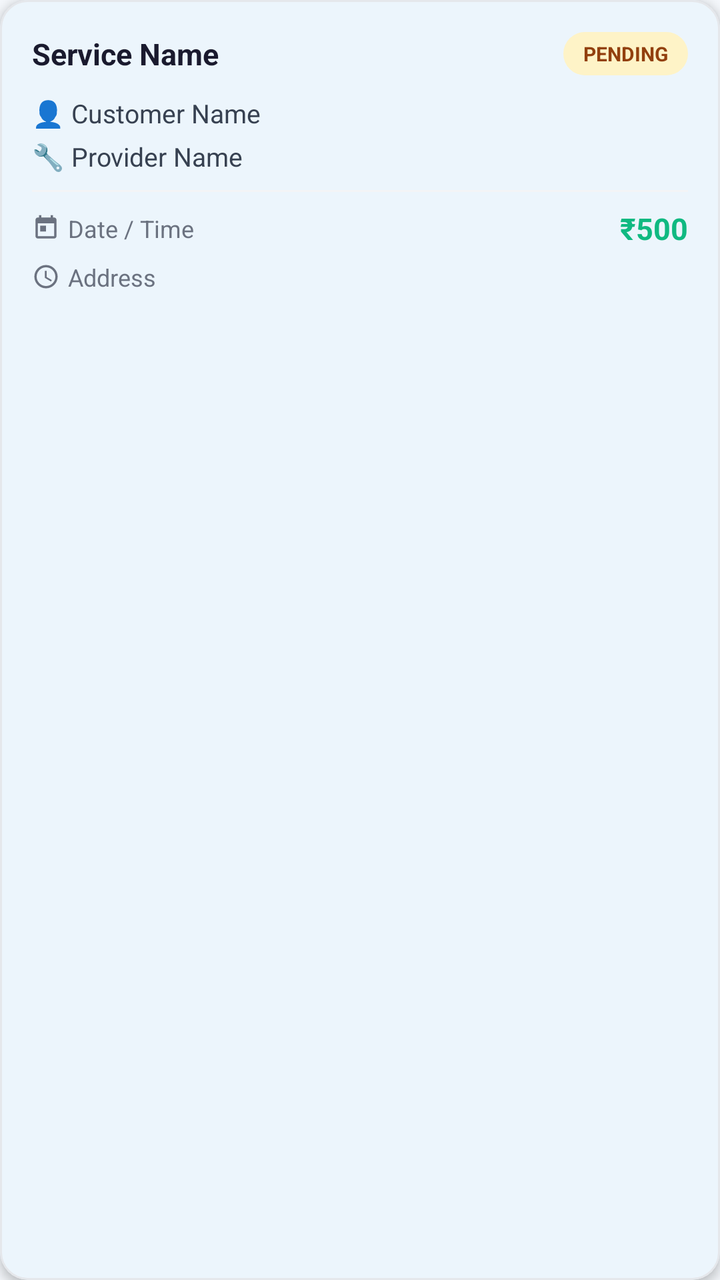
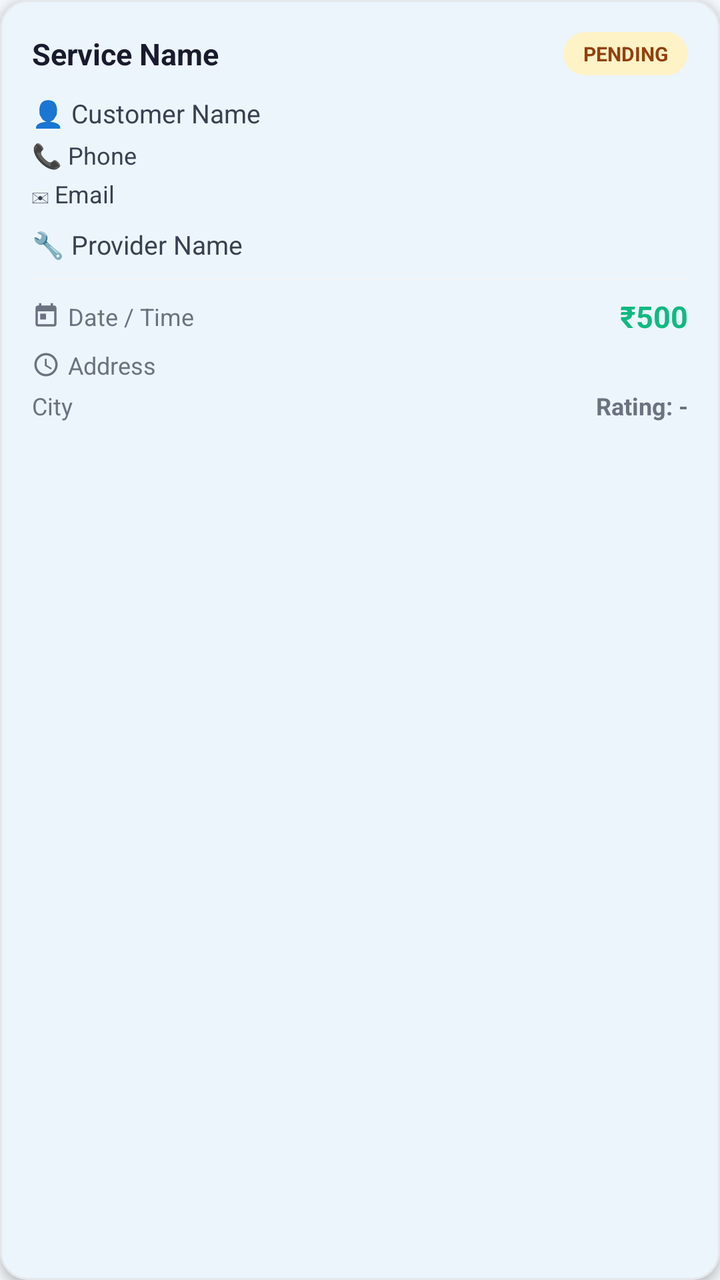

Two renders of the same Android screen: before a commit and after it. Below are the layout's source before the change and the commit's diff.
<!-- AndroidManifest.xml: application theme Theme.QuickFix -->
<!-- res/layout/item_admin_booking_card.xml -->
<?xml version="1.0" encoding="utf-8"?>
<com.google.android.material.card.MaterialCardView
    xmlns:android="http://schemas.android.com/apk/res/android"
    xmlns:app="http://schemas.android.com/apk/res-auto"
    android:layout_width="match_parent"
    android:layout_height="wrap_content"
    android:layout_marginStart="16dp"
    android:layout_marginEnd="16dp"
    android:layout_marginTop="6dp"
    android:layout_marginBottom="6dp"
    app:cardCornerRadius="14dp"
    app:cardElevation="3dp"
    android:clickable="true"
    android:focusable="true"
    android:foreground="?attr/selectableItemBackground">

    <LinearLayout
        android:layout_width="match_parent"
        android:layout_height="wrap_content"
        android:orientation="vertical"
        android:padding="16dp">

        
        <LinearLayout
            android:layout_width="match_parent"
            android:layout_height="wrap_content"
            android:orientation="horizontal"
            android:gravity="center_vertical"
            android:layout_marginBottom="10dp">

            <TextView
                android:id="@+id/tvServiceName"
                android:layout_width="0dp"
                android:layout_height="wrap_content"
                android:layout_weight="1"
                android:text="Service Name"
                android:textColor="@color/text_primary"
                android:textSize="15sp"
                android:textStyle="bold"
                android:maxLines="1"
                android:ellipsize="end" />

            <TextView
                android:id="@+id/tvStatus"
                android:layout_width="wrap_content"
                android:layout_height="wrap_content"
                android:paddingHorizontal="10dp"
                android:paddingVertical="4dp"
                android:text="PENDING"
                android:textSize="10sp"
                android:textStyle="bold"
                android:backgroundTint="#FEF3C7"
                android:background="@drawable/bg_status_pending"
                android:textColor="#92400E" />

        </LinearLayout>

        
        <TextView
            android:id="@+id/tvCategory"
            android:layout_width="wrap_content"
            android:layout_height="wrap_content"
            android:paddingHorizontal="8dp"
            android:paddingVertical="2dp"
            android:text="Plumbing"
            android:textSize="11sp"
            android:textColor="#3B82F6"
            android:background="@drawable/bg_chip_blue"
            android:layout_marginBottom="10dp"
            android:visibility="gone" />

        
        <TextView
            android:id="@+id/tvCustomerName"
            android:layout_width="match_parent"
            android:layout_height="wrap_content"
            android:text="👤 Customer Name"
            android:textColor="#374151"
            android:textSize="13sp"
            android:layout_marginBottom="4dp" />

        
        <TextView
            android:id="@+id/tvProviderName"
            android:layout_width="match_parent"
            android:layout_height="wrap_content"
            android:text="🔧 Provider Name"
            android:textColor="#374151"
            android:textSize="13sp"
            android:layout_marginBottom="8dp" />

        
        <View
            android:layout_width="match_parent"
            android:layout_height="1dp"
            android:background="#F3F4F6"
            android:layout_marginBottom="8dp" />

        
        <LinearLayout
            android:layout_width="match_parent"
            android:layout_height="wrap_content"
            android:orientation="horizontal"
            android:gravity="center_vertical"
            android:layout_marginBottom="6dp">

            <ImageView
                android:layout_width="14dp"
                android:layout_height="14dp"
                android:src="@drawable/ic_calendar"
                android:layout_marginEnd="4dp"
                android:contentDescription="Date"
                app:tint="#6B7280" />

            <TextView
                android:id="@+id/tvDateTime"
                android:layout_width="0dp"
                android:layout_height="wrap_content"
                android:layout_weight="1"
                android:text="Date / Time"
                android:textColor="@color/text_secondary"
                android:textSize="12sp" />

            <TextView
                android:id="@+id/tvPrice"
                android:layout_width="wrap_content"
                android:layout_height="wrap_content"
                android:text="₹500"
                android:textColor="#10B981"
                android:textSize="15sp"
                android:textStyle="bold" />

        </LinearLayout>

        
        <LinearLayout
            android:layout_width="match_parent"
            android:layout_height="wrap_content"
            android:orientation="horizontal"
            android:gravity="center_vertical">

            <ImageView
                android:layout_width="14dp"
                android:layout_height="14dp"
                android:src="@drawable/ic_location"
                android:layout_marginEnd="4dp"
                android:contentDescription="Address"
                app:tint="#6B7280" />

            <TextView
                android:id="@+id/tvAddress"
                android:layout_width="match_parent"
                android:layout_height="wrap_content"
                android:text="Address"
                android:textColor="@color/text_secondary"
                android:textSize="12sp"
                android:maxLines="2"
                android:ellipsize="end" />

        </LinearLayout>

    </LinearLayout>
</com.google.android.material.card.MaterialCardView>
<!-- resources referenced by this layout -->
<resources>
  <color name="text_primary">#1A1A2E</color>
  <color name="text_secondary">#6B7280</color>
  <!-- drawable bg_chip_blue (drawable) -->
  <?xml version="1.0" encoding="utf-8"?>
  <shape xmlns:android="http://schemas.android.com/apk/res/android"
      android:shape="rectangle">
      <solid android:color="#DBEAFE" />
      <corners android:radius="20dp" />
  </shape>
  <!-- drawable bg_status_pending (drawable) -->
  <?xml version="1.0" encoding="utf-8"?>
  <shape xmlns:android="http://schemas.android.com/apk/res/android"
      android:shape="rectangle">
      <solid android:color="#FFF3E0" />
      <corners android:radius="20dp" />
      <padding
          android:left="10dp"
          android:top="4dp"
          android:right="10dp"
          android:bottom="4dp" />
  </shape>
  <!-- drawable ic_calendar (drawable) -->
  <?xml version="1.0" encoding="utf-8"?>
  <vector xmlns:android="http://schemas.android.com/apk/res/android"
      android:width="24dp"
      android:height="24dp"
      android:viewportWidth="24"
      android:viewportHeight="24">
      <path
          android:fillColor="#666666"
          android:pathData="M19,3h-1V1h-2v2H8V1H6v2H5C3.89,3 3.01,3.9 3.01,5L3,19c0,1.1 0.89,2 2,2h14c1.1,0 2,-0.9 2,-2V5C21,3.9 20.1,3 19,3zM19,19H5V8h14V19zM7,10h5v5H7V10z"/>
  </vector>
  <!-- drawable ic_location (drawable) -->
  <?xml version="1.0" encoding="utf-8"?>
  <vector xmlns:android="http://schemas.android.com/apk/res/android"
      android:width="24dp"
      android:height="24dp"
      android:viewportWidth="24"
      android:viewportHeight="24">
      <path
          android:fillColor="#666666"
          android:pathData="M12,2C6.48,2 2,6.48 2,12s4.48,10 10,10 10,-4.48 10,-10S17.52,2 12,2zM12,20c-4.42,0 -8,-3.58 -8,-8s3.58,-8 8,-8 8,3.58 8,8 -3.58,8 -8,8zM12.5,7H11v6l5.25,3.15 0.75,-1.23 -4.5,-2.67z"/>
  </vector>
  <style name="Theme.QuickFix" parent="Base.Theme.QuickFix" />
  <color name="primary">#1E88E5</color>
  <color name="primary_dark">#1565C0</color>
  <color name="accent_green">#43A047</color>
  <color name="screen_background">#F4F7FB</color>
  <color name="card_bg">#FFFFFF</color>
  <color name="surface_variant">#F5F7FA</color>
  <color name="divider">#E5E7EB</color>
  <style name="Theme.QuickFix.AdminDialog" parent="ThemeOverlay.Material3.MaterialAlertDialog">
          <item name="colorSurface">@color/card_bg</item>
          <item name="colorOnSurface">@color/text_primary</item>
          <item name="colorOutline">@color/divider</item>
      </style>
  <style name="Theme.QuickFix.BottomSheet" parent="ThemeOverlay.Material3.BottomSheetDialog">
          <item name="colorSurface">@color/card_bg</item>
          <item name="colorOnSurface">@color/text_primary</item>
          <item name="android:colorBackground">@color/card_bg</item>
      </style>
  <style name="Widget.QuickFix.Button" parent="Widget.Material3.Button">
          <item name="backgroundTint">@color/primary</item>
          <item name="android:textColor">@color/white</item>
      </style>
  <style name="Widget.QuickFix.Chip.Filter" parent="Widget.Material3.Chip.Filter">
          <item name="chipBackgroundColor">@color/surface_variant</item>
          <item name="android:textColor">@color/text_primary</item>
          <item name="checkedIconTint">@color/primary</item>
      </style>
  <color name="white">#FFFFFFFF</color>
  <color name="input_background">#FFFFFF</color>
  <color name="input_stroke">#1E88E5</color>
  <color name="error_red">#D32F2F</color>
  <color name="input_hint">#6B7280</color>
  <color name="input_icon">#455A64</color>
  <!-- unchanged entries left out for length: 2 -->
</resources>

<!-- the commit's change to res/layout/item_admin_booking_card.xml (unified diff, before → after) -->
@@ -79,6 +79,24 @@
             android:textSize="13sp"
             android:layout_marginBottom="4dp" />
 
+        <TextView
+            android:id="@+id/tvCustomerPhone"
+            android:layout_width="match_parent"
+            android:layout_height="wrap_content"
+            android:text="📞 Phone"
+            android:textColor="#374151"
+            android:textSize="12sp"
+            android:layout_marginBottom="3dp" />
+
+        <TextView
+            android:id="@+id/tvCustomerEmail"
+            android:layout_width="match_parent"
+            android:layout_height="wrap_content"
+            android:text="✉ Email"
+            android:textColor="#374151"
+            android:textSize="12sp"
+            android:layout_marginBottom="8dp" />
+
         
         <TextView
             android:id="@+id/tvProviderName"
@@ -159,5 +177,32 @@
 
         </LinearLayout>
 
+        
+        <LinearLayout
+            android:layout_width="match_parent"
+            android:layout_height="wrap_content"
+            android:orientation="horizontal"
+            android:gravity="center_vertical"
+            android:layout_marginTop="4dp">
+
+            <TextView
+                android:id="@+id/tvCity"
+                android:layout_width="0dp"
+                android:layout_height="wrap_content"
+                android:layout_weight="1"
+                android:text="City"
+                android:textColor="@color/text_secondary"
+                android:textSize="12sp" />
+
+            <TextView
+                android:id="@+id/tvRating"
+                android:layout_width="wrap_content"
+                android:layout_height="wrap_content"
+                android:text="Rating: -"
+                android:textColor="@color/text_secondary"
+                android:textSize="12sp"
+                android:textStyle="bold" />
+        </LinearLayout>
+
     </LinearLayout>
 </com.google.android.material.card.MaterialCardView>
